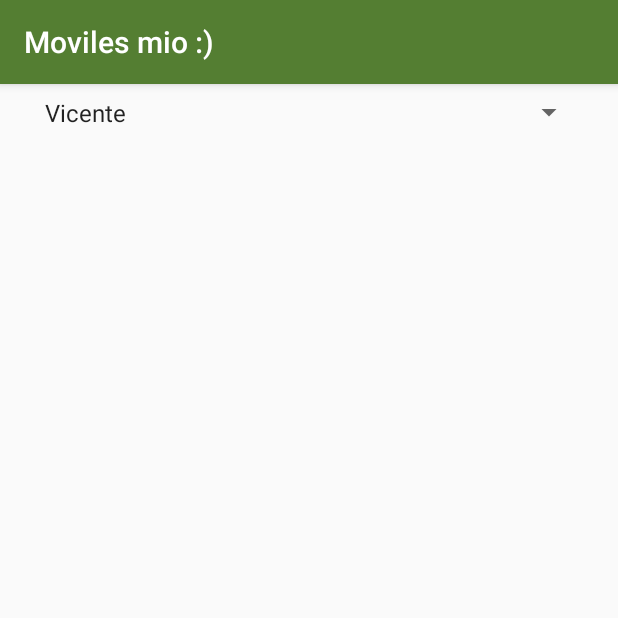
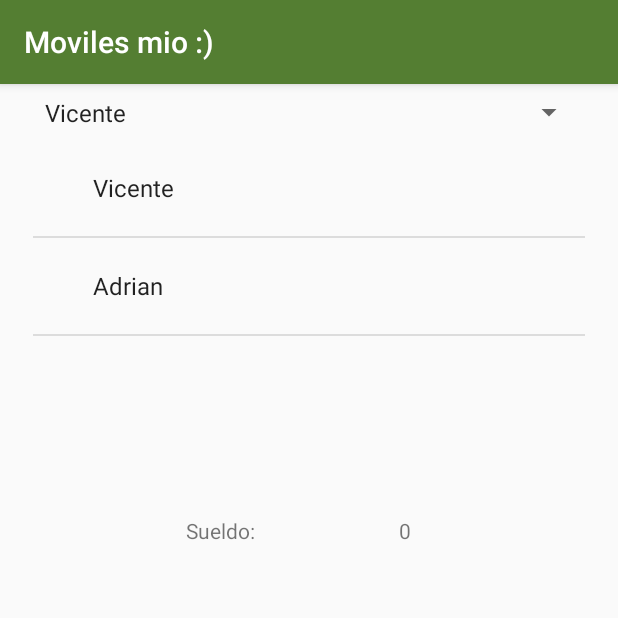
Before and after one commit to 2018-B-GR2-AplicacionesMoviles/dutan-salas-jossue-andres, an Android app: the AdaptadorActivity screen opened directly, with no data from a screen before it, on a phone screen of 412 x 824 dp, the top half of it. Run offline under Robolectric (Android 15) with nearby library versions, the phone set to English and light mode, and no system bars.

Commit message:
Taller en clase
Lists y Layouts

```diff
--- a/02-Android/app/src/main/AndroidManifest.xml
+++ b/02-Android/app/src/main/AndroidManifest.xml
@@ -35,6 +35,10 @@
         </activity>
         <activity android:name=".AdaptadorActivity">
         </activity>
+        <activity android:name=".Layout1Activity">
+        </activity>
+        <activity android:name=".Layout2Activity">
+        </activity>
     </application>
 
 </manifest>
--- a/02-Android/app/src/main/java/com/example/jossue/a2018bmovilesgr2/AdaptadorActivity.kt
+++ b/02-Android/app/src/main/java/com/example/jossue/a2018bmovilesgr2/AdaptadorActivity.kt
@@ -29,6 +29,9 @@ class AdaptadorActivity : AppCompatActivity() {
         Date(1923,3,12),
         15.00)
 
+
+        //val textoUsuario = textView_usuario
+
         arregloUsuario.add(usuarioDos)
         arregloUsuario.add(usuarioUno)
 
@@ -57,5 +60,21 @@ class AdaptadorActivity : AppCompatActivity() {
 
                     }
                 }
+
+        //Adaptador taller clase
+        val adaptadorUsuarios2 = ArrayAdapter<Usuario>(
+            this, android.R.layout.simple_expandable_list_item_1, arregloUsuario)
+
+        _dynamic_list_usuario.adapter = adaptadorUsuarios2
+
+        _dynamic_list_usuario
+            .onItemClickListener =
+                object : AdapterView.OnItemClickListener{
+                    override fun onItemClick(parent: AdapterView<*>?, view: View?, position: Int, id: Long) {
+                        val usuario = arregloUsuario[position]
+                        textView_usuario.text = usuario.sueldo.toString()
+                    }
+                }
+
     }
 }
--- /dev/null
+++ b/02-Android/app/src/main/res/drawable/ejemplo.xml
@@ -0,0 +1,4 @@
+<?xml version="1.0" encoding="utf-8"?>
+<selector xmlns:android="http://schemas.android.com/apk/res/android">
+
+</selector>
--- a/02-Android/app/src/main/res/layout/activity_adaptador.xml
+++ b/02-Android/app/src/main/res/layout/activity_adaptador.xml
@@ -14,4 +14,33 @@
             android:layout_marginStart="8dp"
             android:layout_marginTop="8dp" app:layout_constraintTop_toTopOf="parent"
             app:layout_constraintEnd_toEndOf="parent" android:layout_marginEnd="8dp"/>
+    <ListView
+            android:layout_width="368dp"
+            android:layout_height="154dp"
+            app:layout_constraintEnd_toEndOf="@+id/spinner_usuario"
+            app:layout_constraintStart_toStartOf="@+id/spinner_usuario"
+            android:layout_marginTop="8dp" app:layout_constraintTop_toBottomOf="@+id/spinner_usuario"
+            app:layout_constraintHorizontal_bias="0.0" android:id="@+id/_dynamic_list_usuario"
+            android:layout_marginEnd="8dp"/>
+    <TextView
+            android:text="0"
+            android:layout_width="wrap_content"
+            android:layout_height="wrap_content"
+            android:id="@+id/textView_usuario"
+            android:layout_marginTop="8dp"
+            app:layout_constraintTop_toBottomOf="@+id/_dynamic_list_usuario" android:layout_marginBottom="8dp"
+            app:layout_constraintBottom_toBottomOf="parent"
+            app:layout_constraintVertical_bias="0.164" android:layout_marginEnd="116dp"
+            app:layout_constraintEnd_toEndOf="@+id/_dynamic_list_usuario"/>
+    <TextView
+            android:text="Sueldo:"
+            android:layout_width="wrap_content"
+            android:layout_height="wrap_content"
+            android:id="@+id/textView6" app:layout_constraintEnd_toStartOf="@+id/textView_usuario"
+            android:layout_marginEnd="96dp"
+            android:layout_marginTop="8dp"
+            app:layout_constraintTop_toBottomOf="@+id/_dynamic_list_usuario" android:layout_marginBottom="8dp"
+            app:layout_constraintBottom_toBottomOf="parent"
+            app:layout_constraintStart_toStartOf="@+id/_dynamic_list_usuario" android:layout_marginStart="8dp"
+            app:layout_constraintHorizontal_bias="1.0" app:layout_constraintVertical_bias="0.164"/>
 </android.support.constraint.ConstraintLayout>
```
Also changed, not shown: 02-Android/app/src/main/java/com/example/jossue/a2018bmovilesgr2/Layout1Activity.kt (added, +12 -0 lines), 02-Android/app/src/main/java/com/example/jossue/a2018bmovilesgr2/Layout2Activity.kt (added, +12 -0 lines), 02-Android/app/src/main/java/com/example/jossue/a2018bmovilesgr2/MainActivity.kt (+16 -0 lines), 02-Android/app/src/main/res/layout/activity_layout1.xml (added, +22 -0 lines), 02-Android/app/src/main/res/layout/activity_layout2.xml (added, +14 -0 lines), 02-Android/app/src/main/res/layout/activity_main.xml (+18 -1 lines).
